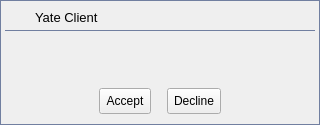
Above: share/skins/default/notification.ui from bendney/mlink before the change. Below: the same form after it.
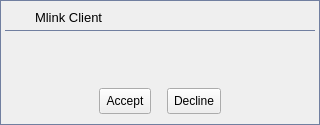
That is the form after the change. Icons and pictures are not drawn.

Commit message: Interface toward for mlink name

The edit to the form file:
```diff
--- a/share/skins/default/notification.ui
+++ b/share/skins/default/notification.ui
@@ -164,8 +164,8 @@
              <pointsize>10</pointsize>
             </font>
            </property>
-           <property name="text" >
-            <string>Yate Client</string>
+           <property name="text">
+            <string>Mlink Client</string>
            </property>
           </widget>
          </item>
```
Left out of the diff: 227 changed lines with no effect on the pictures. The commit also changes 4 other files.
